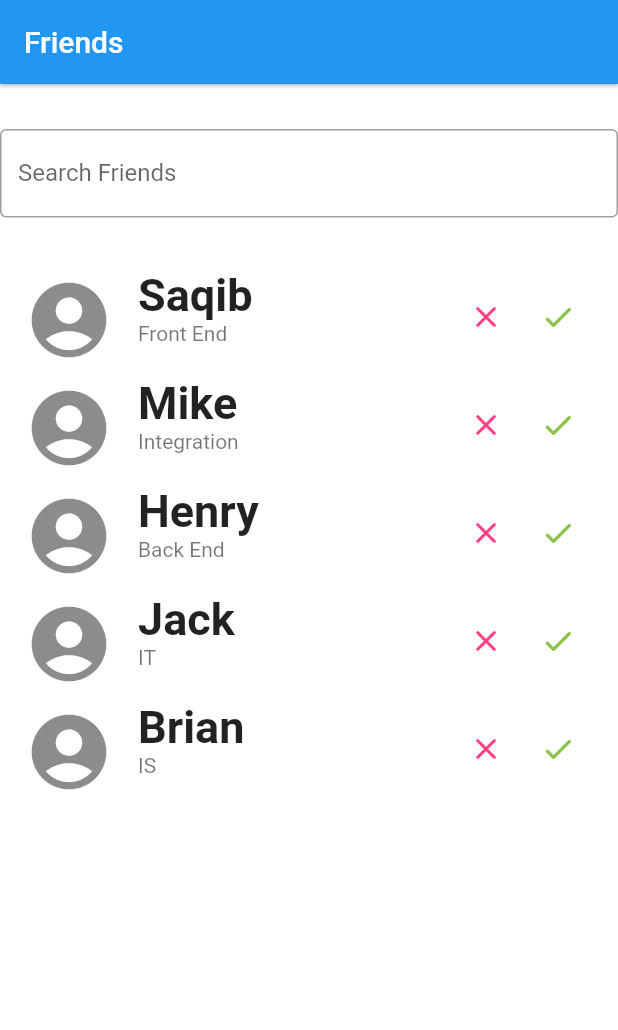
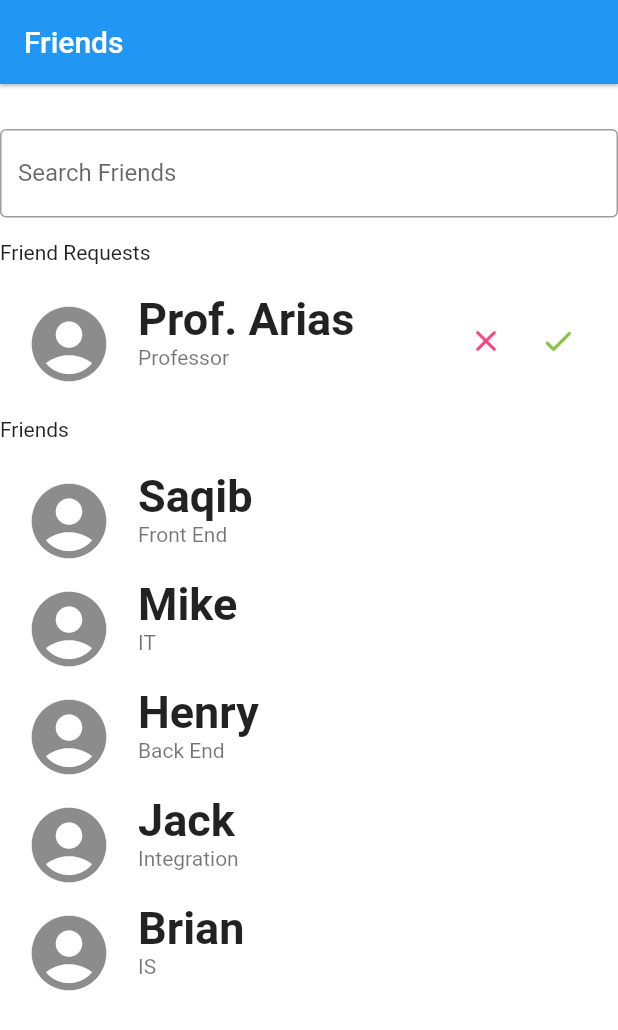
Before and after one commit to henryphilbrook02/WaterLog, a Flutter app: the friends screen opened directly, on a phone screen of 412 x 824 dp. Shown: the top 1030 px of the screen. Run offline on Flutter 3.47's test engine with Material 2 defaults, Android fonts, the phone set to English and light mode, and no system bars; our stand-ins replace firebase_auth, firebase_core, syncfusion_flutter_charts; accounts and stored records are empty.

Commit message:
New Friends Page UI
This introduces two lists, one for friends and one for friend requests

```diff
--- a/water_log_app/lib/friends.dart
+++ b/water_log_app/lib/friends.dart
@@ -3,7 +3,6 @@ import 'package:water_log_app/main.dart';
 import 'package:water_log_app/stats.dart';
 import 'package:water_log_app/log_in.dart';
 import 'package:water_log_app/friends.dart';
-import 'package:water_log_app/friendEntity.dart';
 
 class friends extends StatefulWidget {
   @override
@@ -11,12 +10,17 @@ class friends extends StatefulWidget {
 }
 
 class _friends extends State<friends> {
+
   List<friendEntity> friendList = [
     friendEntity("Saqib", "Front End", false, false),
-    friendEntity("Mike", "Integration", false, false),
+    friendEntity("Mike", "IT", false, false),
     friendEntity("Henry", "Back End", false, false),
-    friendEntity("Jack", "IT", false, false),
+    friendEntity("Jack", "Integration", false, false),
     friendEntity("Brian", "IS", false, false),
+  ];
+
+  List<friendEntity> friendRequestList = [
+    friendEntity("Prof. Arias", "Professor", false, false),
   ];
 
   @override
@@ -25,6 +29,7 @@ class _friends extends State<friends> {
       appBar: AppBar(
         title: Text("Friends"),
         elevation: 1,
+        automaticallyImplyLeading: false,
       ),
       backgroundColor: Colors.white,
       body: ListView(
@@ -39,17 +44,31 @@ class _friends extends State<friends> {
               ),
             ),
           ),
-          SizedBox(height: 30),
+          SizedBox(
+            width: double.infinity,
+            height: 15,
+          ),
+          Row(
+            children: <Widget>[
+              const Expanded(
+                child: Text("Friend Requests")
+              ),
+            ],
+          ),
+          SizedBox(
+            width: double.infinity,
+            height: 15,
+          ),
           ListView.builder(
             shrinkWrap: true,
-            itemCount: friendList.length,
+            itemCount: friendRequestList.length,
             itemBuilder: (context, index) {
               return ListTile(
               leading: Icon(Icons.account_circle, size: 60),
-                title: Text(friendList[index].friendName,
-                    style:
-                        TextStyle(fontSize: 30.0, fontWeight: FontWeight.bold)),
-                subtitle: Text(friendList[index].friendDesc),
+              title: Text(
+                friendRequestList[index].friendName,
+                style: TextStyle(fontSize: 30.0, fontWeight: FontWeight.bold)),
+              subtitle: Text(friendRequestList[index].friendDesc),
               trailing: FittedBox(
                 child: Row(
                   children: [
@@ -57,95 +76,119 @@ class _friends extends State<friends> {
                       color: Colors.pinkAccent,
                       highlightColor: Colors.red.shade100,
                       splashRadius: 15,
-                          onPressed: () {
-                            setState(() {
-                              friendList[index].isFriend = false;
-                            });
-                          },
+                      onPressed: () { setState( () {friendRequestList[index].isFriend = false;} ); },
                       /*
                         Not sure how to fix this, not sure what state I need to change here
                         I know this has to decrement the quantity of water used.
                       */
-                          icon: Icon(Icons.close_rounded)),
+                      icon: Icon(Icons.close_rounded)
+                      ),
                     IconButton(
                       color: Colors.lightGreen,
                       highlightColor: Colors.green.shade100,
                       splashRadius: 15,
-                          onPressed: () {
-                            setState(() {
-                              friendList[index].isFriend = true;
-                              ;
-                            });
-                          },
+                      onPressed: () { setState( () {friendRequestList[index].isFriend = false;} ); },
+                                //addFriend(friendRequestList[index].friendName, friendRequestList[index].friendDesc),
                       /*
                         Not sure how to fix this, not sure what state I need to change here
                         I know this has to decrement the quantity of water used.
                       */
-                          icon: Icon(Icons.check_rounded)),
+                      icon: Icon(Icons.check_rounded)
+                      ),
                   ],
                 ),
               ),
             );
             },
           ),
-          SizedBox(height: 30),
-          //friendBar("Jack", "Amazing Integration Dude", false),
-          SizedBox(height: 15),
-          //friendBar("Henry", "Amazing Back End Dude", false),
-          SizedBox(height: 15),
-          //friendBar("Mike", "Amazing IT Dude", false),
-          SizedBox(height: 15),
-          //friendBar("Brian ", "Amazing IS Dude", false),
-          SizedBox(height: 15),
-          //friendBar("Saqib", "Amazing Front End Dude", false),
-          SizedBox(height: 15),
-          //friendBar("Prof. Arias", "Amazing Professor", false),
+          SizedBox(
+            width: double.infinity,
+            height: 15,
+          ),
+          Row(
+            children: <Widget>[
+              const Expanded(
+                child: Text("Friends")
+              ),
+            ],
+          ),
+          SizedBox(
+            width: double.infinity,
+            height: 15,
+          ),
+          ListView.builder(
+            shrinkWrap: true,
+            itemCount: friendList.length,
+            itemBuilder: (context, index) {
+              return ListTile(
+              leading: Icon(Icons.account_circle, size: 60),
+              title: Text(
+                friendList[index].friendName,
+                style: TextStyle(fontSize: 30.0, fontWeight: FontWeight.bold)),
+              subtitle: Text(friendList[index].friendDesc),
+            );
+            },
+          ),
         ],
       ),
     );
   }
 
-  Widget friendBar(String friendName, String bio, bool isFriend) {
-    return ListTile(
-      leading: Icon(Icons.account_circle, size: 60),
-      title: Text(friendName,
-          style: TextStyle(fontSize: 30.0, fontWeight: FontWeight.bold)),
-      subtitle: Text(bio),
-      trailing: FittedBox(
-        child: Row(
-          children: [
-            IconButton(
-                color: Colors.pinkAccent,
-                highlightColor: Colors.red.shade100,
-                splashRadius: 15,
-                onPressed: () {
+    void addFriend(String friendName, String friendDesc) {
     setState(() {
-                    isFriend = false;
+      friendList.add(friendEntity(friendName, friendDesc, true, true));
     });
-                },
-                /*
-              Not sure how to fix this, not sure what state I need to change here
-              I know this has to decrement the quantity of water used.
-            */
-                icon: Icon(Icons.close_rounded)),
-            IconButton(
-                color: Colors.lightGreen,
-                highlightColor: Colors.green.shade100,
-                splashRadius: 15,
-                onPressed: () {
-                  setState(() {
-                    isFriend = true;
-                    ;
-                  });
-                },
-                /*
-              Not sure how to fix this, not sure what state I need to change here
-              I know this has to decrement the quantity of water used.
-            */
-                icon: Icon(Icons.check_rounded)),
-          ],
-        ),
-      ),
-    );
+  }
+
+}
+
+class friendEntity {
+  String friendName;
+  String friendDesc;
+  bool isFriend;
+  bool friendStatus;
+
+  friendEntity(this.friendName, this.friendDesc, this.isFriend, this.friendStatus);
+
+  verifyFriend(){
+
   }
 }
+
+// Widget friendBar (String friendName, String bio, bool isFriend) {
+//   return ListTile(
+//     leading: Icon(Icons.account_circle, size: 60),
+//     title: Text(
+//       friendName,
+//       style: TextStyle(fontSize: 30.0, fontWeight: FontWeight.bold)),
+//     subtitle: Text(bio),
+//     trailing: FittedBox(
+//       child: Row(
+//         children: [
+//           IconButton(
+//             color: Colors.pinkAccent,
+//             highlightColor: Colors.red.shade100,
+//             splashRadius: 15,
+//             onPressed: () { setState( () {isFriend = false;} ); },
+//             /*
+//               Not sure how to fix this, not sure what state I need to change here
+//               I know this has to decrement the quantity of water used.
+//             */
+//             icon: Icon(Icons.close_rounded)
+//             ),
+//           IconButton(
+//             color: Colors.lightGreen,
+//             highlightColor: Colors.green.shade100,
+//             splashRadius: 15,
+//             onPressed: () { setState( () {isFriend = true;;} ); },
+//             /*
+//               Not sure how to fix this, not sure what state I need to change here
+//               I know this has to decrement the quantity of water used.
+//             */
+//             icon: Icon(Icons.check_rounded)
+//             ),
+//         ],
+//       ),
+//     ),
+//   );
+// }
```
Lines whose indentation alone changed are shown as unchanged.
